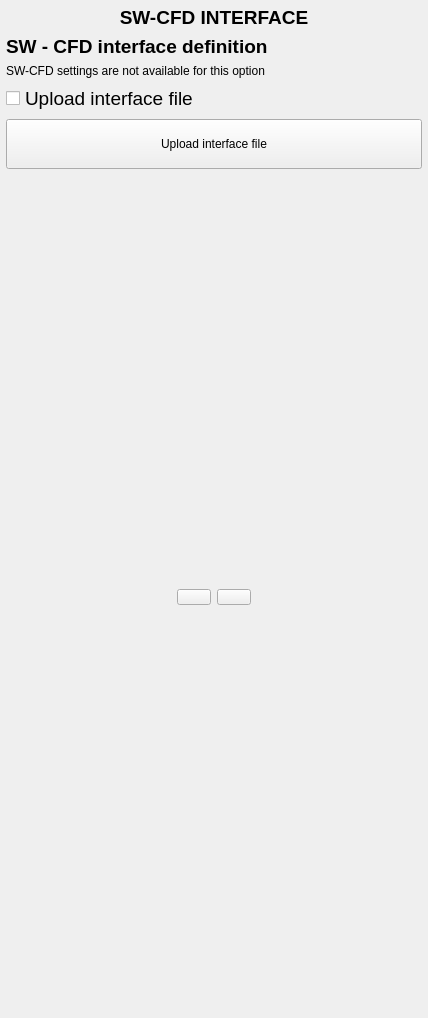
Above: HydroUQ/swcfdint.ui from NHERI-SimCenter/HydroUQ before the change. Below: the same form after it.
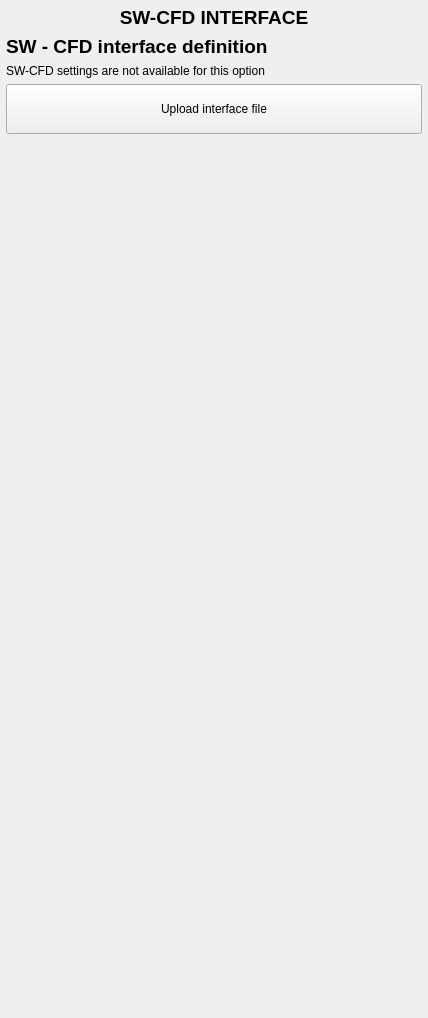
That is the form after the change. Icons and pictures are not drawn.

Commit message: SW-CFD interface cleaned up. More towards uniformity elsewhere

The edit to the form file:
```diff
--- a/HydroUQ/swcfdint.ui
+++ b/HydroUQ/swcfdint.ui
@@ -62,30 +62,6 @@
      </property>
     </widget>
    </item>
-   <item>
-    <widget class="QCheckBox" name="ChB_UploadFile">
-     <property name="enabled">
-      <bool>true</bool>
-     </property>
-     <property name="font">
-      <font>
-       <pointsize>14</pointsize>
-      </font>
-     </property>
-     <property name="toolTip">
-      <string>Check this if you would like to upload a file instead of using the table</string>
-     </property>
-     <property name="toolTipDuration">
-      <number>10000</number>
-     </property>
-     <property name="text">
-      <string>Upload interface file</string>
-     </property>
-     <property name="checkable">
-      <bool>true</bool>
-     </property>
-    </widget>
-   </item>
    <item>
     <widget class="QPushButton" name="Btn_UploadFile">
      <property name="toolTip">
@@ -101,107 +77,6 @@
      </property>
     </widget>
    </item>
-   <item>
-    <widget class="QStackedWidget" name="SWg_CA_Interface">
-     <property name="toolTip">
-      <string>Interface points for all SW-CFD interfaces</string>
-     </property>
-     <property name="toolTipDuration">
-      <number>10000</number>
-     </property>
-     <property name="currentIndex">
-      <number>-1</number>
-     </property>
-    </widget>
-   </item>
-   <item>
-    <layout class="QHBoxLayout" name="HLY_Scroller" stretch="0,0,0,0">
-     <item>
-      <spacer name="HSp_Left">
-       <property name="orientation">
-        <enum>Qt::Horizontal</enum>
-       </property>
-       <property name="sizeHint" stdset="0">
-        <size>
-         <width>40</width>
-         <height>20</height>
-        </size>
-       </property>
-      </spacer>
-     </item>
-     <item>
-      <widget class="QPushButton" name="Btn_Previous">
-       <property name="styleSheet">
-        <string notr="true">QPushButton {
-    border-image: url(:/images/images/previous.png) 10;
-    border-width: 0px;                         
-    padding: 0px 0px;
-    min-height: 10px;
-    min-width: 10px;
-}
-
-QPushButton:hover {
-    border-image: url(:/images/images/previous.png) 10;
-}
-
-QPushButton:pressed {
-    color: lightgray;
-    border-image: url(:/images/images/previous-invert.png) 10;
-    padding-top: 0px;
-    padding-bottom: 0px;
-}
-
-</string>
-       </property>
-       <property name="text">
-        <string/>
-       </property>
-      </widget>
-     </item>
-     <item>
-      <widget class="QPushButton" name="Btn_Next">
-       <property name="styleSheet">
-        <string notr="true">QPushButton {
-    border-image: url(:/images/images/next.png) 10;
-    border-width: 0px;                         
-    padding: 0px 0px;
-    min-height: 10px;
-    min-width: 10px;
-}
-
-QPushButton:hover {
-    border-image: url(:/images/images/next.png) 10;
-}
-
-QPushButton:pressed {
-    color: lightgray;
-    border-image: url(:/images/images/next-invert.png) 10;
-    padding-top: 0px;
-    padding-bottom: 0px;
-}
-
-</string>
-       </property>
-       <property name="text">
-        <string/>
-       </property>
-      </widget>
-     </item>
-     <item>
-      <spacer name="HSp_Right">
-       <property name="orientation">
-        <enum>Qt::Horizontal</enum>
-       </property>
-       <property name="sizeHint" stdset="0">
-        <size>
-         <width>40</width>
-         <height>20</height>
-        </size>
-       </property>
-      </spacer>
-     </item>
-    </layout>
-   </item>
    <item>
     <spacer name="VSp">
      <property name="orientation">
```
The commit also changes 8 other files.
